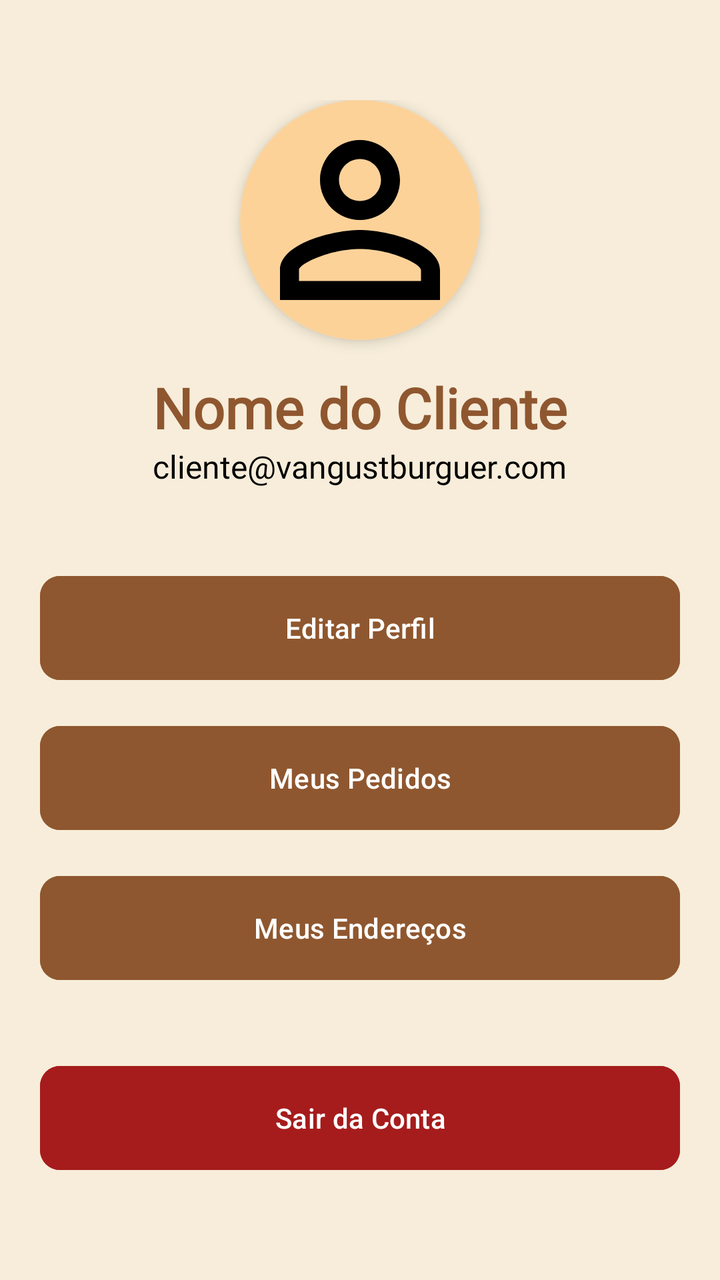
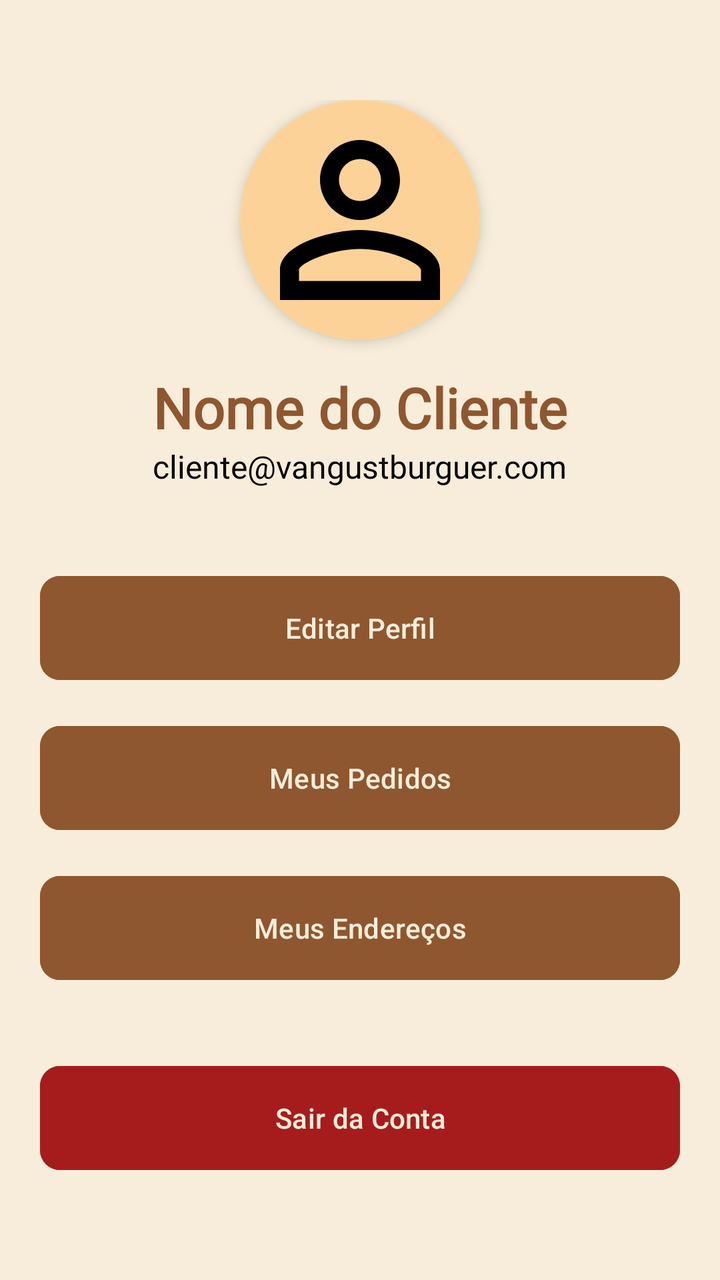

Before-and-after screenshots of an Android layout around one commit, followed by the original layout XML and the change that was made.
<!-- AndroidManifest.xml: application theme Theme.VangustApp -->
<!-- res/layout/fragment_perfil.xml -->
<?xml version="1.0" encoding="utf-8"?>
<LinearLayout xmlns:android="http://schemas.android.com/apk/res/android"
    xmlns:app="http://schemas.android.com/apk/res-auto"
    xmlns:tools="http://schemas.android.com/tools"
    android:layout_width="match_parent"
    android:layout_height="match_parent"
    android:background="#F7EDDA"
    android:orientation="vertical"
    android:padding="20dp"
    tools:context=".PerfilFragment">

    
    <LinearLayout
        android:layout_width="match_parent"
        android:layout_height="wrap_content"
        android:layout_marginTop="30dp"
        android:layout_marginBottom="30dp"
        android:gravity="center"
        android:orientation="vertical">

        
        <androidx.cardview.widget.CardView
            android:layout_width="120dp"
            android:layout_height="120dp"
            android:layout_marginBottom="15dp"
            app:cardCornerRadius="60dp"
            app:cardElevation="4dp">

            <ImageView
                android:id="@+id/imgPerfil"
                android:layout_width="match_parent"
                android:layout_height="match_parent"
                android:background="#FCD299"
                android:scaleType="centerCrop"
                android:src="@drawable/baseline_person_outline" />
        </androidx.cardview.widget.CardView>

        <TextView
            android:id="@+id/tvNomePerfil"
            android:layout_width="wrap_content"
            android:layout_height="wrap_content"
            android:fontFamily="@font/oswald_regular"
            android:text="Nome do Cliente"
            android:textColor="#8F572F"
            android:textSize="28sp"
            android:textStyle="bold" />

        <TextView
            android:id="@+id/tvEmailPerfil"
            android:layout_width="wrap_content"
            android:layout_height="wrap_content"
            android:fontFamily="@font/roboto_condensed_light"
            android:text="cliente@vangustburguer.com"
            android:textColor="@color/black"
            android:textSize="16sp" />
    </LinearLayout>

    
    <LinearLayout
        android:layout_width="match_parent"
        android:layout_height="wrap_content"
        android:layout_marginTop="10dp"
        android:orientation="vertical">

        <com.google.android.material.button.MaterialButton
            android:id="@+id/btnEditarPerfil"
            android:layout_width="match_parent"
            android:layout_height="60dp"
            android:layout_marginBottom="15dp"
            android:backgroundTint="#8F572F"
            android:text="Editar Perfil"
            app:cornerRadius="10dp" />

        <com.google.android.material.button.MaterialButton
            android:id="@+id/btnMeusPedidos"
            android:layout_width="match_parent"
            android:layout_height="60dp"
            android:layout_marginBottom="15dp"
            android:backgroundTint="#8F572F"
            android:text="Meus Pedidos"
            app:cornerRadius="10dp" />

        <com.google.android.material.button.MaterialButton
            android:id="@+id/btnEnderecos"
            android:layout_width="match_parent"
            android:layout_height="60dp"
            android:layout_marginBottom="35dp"
            android:backgroundTint="#8F572F"
            android:text="Meus Endereços"
            app:cornerRadius="10dp" />

        
        <com.google.android.material.button.MaterialButton
            android:id="@+id/btnSairConta"
            android:layout_width="match_parent"
            android:layout_height="60dp"
            android:backgroundTint="#A61C1C"
            android:text="Sair da Conta"
            app:cornerRadius="10dp" />
    </LinearLayout>

</LinearLayout>
<!-- resources referenced by this layout -->
<resources>
  <color name="black">#FF000000</color>
  <!-- drawable baseline_person_outline (drawable) -->
  <vector xmlns:android="http://schemas.android.com/apk/res/android" android:height="24dp" android:tint="#000000" android:viewportHeight="24" android:viewportWidth="24" android:width="24dp">
        
      <path android:fillColor="@android:color/white" android:pathData="M12,5.9c1.16,0 2.1,0.94 2.1,2.1s-0.94,2.1 -2.1,2.1S9.9,9.16 9.9,8s0.94,-2.1 2.1,-2.1m0,9c2.97,0 6.1,1.46 6.1,2.1v1.1L5.9,18.1L5.9,17c0,-0.64 3.13,-2.1 6.1,-2.1M12,4C9.79,4 8,5.79 8,8s1.79,4 4,4 4,-1.79 4,-4 -1.79,-4 -4,-4zM12,13c-2.67,0 -8,1.34 -8,4v3h16v-3c0,-2.66 -5.33,-4 -8,-4z"/>
      
  </vector>
  <style name="Theme.VangustApp" parent="Base.Theme.VangustApp" />
  <style name="Base.Theme.VangustApp" parent="Theme.Material3.DayNight.NoActionBar">
          
          
      </style>
</resources>

<!-- the commit's change to res/layout/fragment_perfil.xml (unified diff, before → after) -->
@@ -68,6 +68,7 @@
             android:layout_height="60dp"
             android:layout_marginBottom="15dp"
             android:backgroundTint="#8F572F"
+            android:textColor="#F7EDDA"
             android:text="Editar Perfil"
             app:cornerRadius="10dp" />
 
@@ -77,6 +78,7 @@
             android:layout_height="60dp"
             android:layout_marginBottom="15dp"
             android:backgroundTint="#8F572F"
+            android:textColor="#F7EDDA"
             android:text="Meus Pedidos"
             app:cornerRadius="10dp" />
 
@@ -86,6 +88,7 @@
             android:layout_height="60dp"
             android:layout_marginBottom="35dp"
             android:backgroundTint="#8F572F"
+            android:textColor="#F7EDDA"
             android:text="Meus Endereços"
             app:cornerRadius="10dp" />
 
@@ -95,6 +98,7 @@
             android:layout_width="match_parent"
             android:layout_height="60dp"
             android:backgroundTint="#A61C1C"
+            android:textColor="#F7EDDA"
             android:text="Sair da Conta"
             app:cornerRadius="10dp" />
     </LinearLayout>
